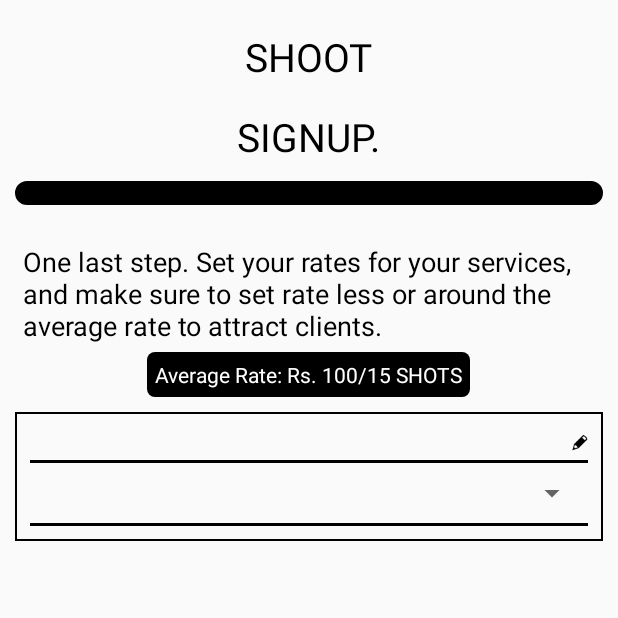
After one commit to qwerty015/SHT01, an Android app: the SignupLastActivity screen opened directly, with no data from a screen before it, on a phone screen of 412 x 824 dp, the top half of it. The commit adds this screen. Run offline under Robolectric (Android 15) with nearby library versions, the phone set to English and light mode, and no system bars; Roboto replaces fonts that are not available here; 1 statement that could not run was skipped.

Commit message:
feat: Initialize firebase & Signup last UI (WIP)
# Initialized Firebase in the project.
# UI development in progress.

```diff
--- a/app/build.gradle
+++ b/app/build.gradle
@@ -31,4 +31,7 @@ dependencies {
     annotationProcessor 'com.jakewharton:butterknife-compiler:8.5.1'
     implementation 'com.intuit.sdp:sdp-android:1.0.6'
     implementation 'com.intuit.ssp:ssp-android:1.0.6'
+    implementation 'com.google.firebase:firebase-core:16.0.9'
 }
+
+apply plugin: 'com.google.gms.google-services'
--- a/app/src/main/AndroidManifest.xml
+++ b/app/src/main/AndroidManifest.xml
@@ -9,13 +9,11 @@
         android:roundIcon="@mipmap/ic_launcher_round"
         android:supportsRtl="true"
         android:theme="@style/AppTheme">
-        <activity android:name=".MainActivity">
-
-        </activity>
+        <activity android:name=".MainActivity"></activity>
         <activity
             android:name=".login.LoginActivity"
             android:label="@string/app_name"
-            android:theme="@style/AppTheme.NoActionBar"></activity>
+            android:theme="@style/AppTheme.NoActionBar" />
         <activity
             android:name=".onboarding.OnBoardingActivity"
             android:label="@string/app_name"
@@ -29,12 +27,14 @@
         <activity
             android:name=".signup_choose.SignUpChooseActivity"
             android:label="@string/app_name"
-            android:theme="@style/AppTheme.NoActionBar">
-        </activity>
+            android:theme="@style/AppTheme.NoActionBar"></activity>
         <activity
             android:name=".signup_name.SignUpNameActivity"
             android:label="@string/app_name"
-
+            android:theme="@style/AppTheme.NoActionBar"></activity>
+        <activity
+            android:name=".signup_last.SignupLastActivity"
+            android:label="@string/title_activity_signup_last"
             android:theme="@style/AppTheme.NoActionBar">
         </activity>
     </application>
--- /dev/null
+++ b/app/src/main/java/com/autohubtraining/autohub/signup_last/SignupLastActivity.java
@@ -0,0 +1,19 @@
+package com.autohubtraining.autohub.signup_last;
+
+import android.os.Bundle;
+import android.support.v7.app.AppCompatActivity;
+import android.support.v7.widget.Toolbar;
+
+import com.autohubtraining.autohub.R;
+
+public class SignupLastActivity extends AppCompatActivity {
+
+    @Override
+    protected void onCreate(Bundle savedInstanceState) {
+        super.onCreate(savedInstanceState);
+        setContentView(R.layout.activity_signup_last);
+        Toolbar toolbar = (Toolbar) findViewById(R.id.toolbar);
+        setSupportActionBar(toolbar);
+    }
+
+}
--- /dev/null
+++ b/app/src/main/res/drawable/black_border.xml
@@ -0,0 +1,6 @@
+<?xml version="1.0" encoding="utf-8"?>
+<shape xmlns:android="http://schemas.android.com/apk/res/android" android:shape="rectangle">
+
+    <padding android:left="10dp" android:right="10dp" android:top="10dp" android:bottom="10dp"/>
+    <stroke android:width="1dp" android:color="@color/colorBlack"/>
+</shape>
--- /dev/null
+++ b/app/src/main/res/layout/activity_signup_last.xml
@@ -0,0 +1,98 @@
+<?xml version="1.0" encoding="utf-8"?>
+<LinearLayout xmlns:android="http://schemas.android.com/apk/res/android"
+    xmlns:app="http://schemas.android.com/apk/res-auto"
+    xmlns:tools="http://schemas.android.com/tools"
+    android:layout_width="match_parent"
+    android:layout_height="match_parent"
+    android:gravity="center_horizontal"
+    android:padding="10dp"
+    android:orientation="vertical"
+    tools:context=".signup_last.SignupLastActivity">
+
+    <com.autohubtraining.autohub.customview.CustomTextView
+        android:id="@+id/title"
+        android:layout_width="wrap_content"
+        android:layout_height="wrap_content"
+        android:layout_centerHorizontal="true"
+        android:layout_marginTop="@dimen/margin10"
+        android:text="@string/shoot"
+        android:textColor="#ff000000"
+        android:textSize="@dimen/font26"
+        app:fontName="Montserrat_SemiBold" />
+
+    <com.autohubtraining.autohub.customview.CustomTextView
+        android:id="@+id/subTitle"
+        android:layout_width="wrap_content"
+        android:layout_height="wrap_content"
+        android:layout_below="@id/title"
+        android:layout_centerHorizontal="true"
+        android:layout_marginTop="@dimen/margin18"
+        android:text="SIGNUP."
+        android:textColor="#ff000000"
+        android:textSize="@dimen/font26"
+        app:fontName="Montserrat_SemiBold" />
+
+    <ProgressBar
+        android:id="@+id/activeProgress"
+        style="?android:attr/progressBarStyleHorizontal"
+        android:layout_width="match_parent"
+        android:layout_height="wrap_content"
+        android:layout_below="@id/subTitle"
+        android:layout_marginTop="@dimen/margin12"
+        android:progress="100"
+        android:progressDrawable="@drawable/custom_progress" />
+
+    <com.autohubtraining.autohub.customview.CustomTextView
+        android:padding="5dp"
+        android:id="@+id/your_name_title"
+        android:layout_width="match_parent"
+        android:layout_height="wrap_content"
+        android:layout_below="@+id/activeProgress"
+        android:layout_centerHorizontal="true"
+        android:layout_marginTop="@dimen/margin20"
+        android:text="@string/sign_up_last_info"
+        android:textColor="#ff000000"
+        android:textSize="@dimen/margin18"
+        app:fontName="Montserrat_SemiBold" />
+
+    <TextView
+        android:padding="5dp"
+        android:background="@drawable/black_button"
+        android:textColor="@color/colorWhite"
+        android:text="Average Rate: Rs. 100/15 SHOTS"
+        android:layout_width="wrap_content"
+        android:layout_height="wrap_content" />
+
+    <LinearLayout
+        android:id="@+id/container"
+        android:layout_marginTop="10dp"
+        android:orientation="vertical"
+        android:layout_width="match_parent"
+        android:background="@drawable/black_border"
+        android:layout_height="wrap_content">
+
+        <EditText
+            android:background="@null"
+            android:textSize="16sp"
+            android:drawableRight="@drawable/edit"
+            android:layout_width="match_parent"
+            android:layout_height="wrap_content" />
+
+        <include
+            layout="@layout/dummy_border" />
+
+        <Spinner
+            android:layout_width="match_parent"
+            android:layout_height="40dp"/>
+
+
+        <include
+            layout="@layout/dummy_border" />
+
+    </LinearLayout>
+
+
+
+
+
+</LinearLayout>
--- /dev/null
+++ b/app/src/main/res/layout/dummy_border.xml
@@ -0,0 +1,7 @@
+<?xml version="1.0" encoding="utf-8"?>
+<LinearLayout xmlns:android="http://schemas.android.com/apk/res/android"
+    android:layout_width="match_parent"
+    android:background="@drawable/black_border"
+    android:layout_height="2dp"
+    android:orientation="vertical">
+</LinearLayout>
--- a/app/src/main/res/values/strings.xml
+++ b/app/src/main/res/values/strings.xml
@@ -15,4 +15,7 @@
     <string name="next">Next</string>
     <string name="camera_info">Cool. Now let\'s get your bio done. Write something about your gear, lenses etc. , and make it interesting. You can always edit it later.</string>
     <string name="remaining">%d remaining</string>
+    <string name="title_activity_signup_last">SignupLastActivity</string>
+    <string name="sign_up_last_info">One last step. Set your rates for your services, and make sure to set rate less or around the average rate to attract clients.</string>
+
 </resources>
--- a/build.gradle
+++ b/build.gradle
@@ -8,7 +8,7 @@ buildscript {
     }
     dependencies {
         classpath 'com.android.tools.build:gradle:3.1.4'
-
+        classpath 'com.google.gms:google-services:4.2.0'
 
         // NOTE: Do not place your application dependencies here; they belong
         // in the individual module build.gradle files
```
Also changed, not shown: app/src/main/res/drawable-hdpi/edit.png (added), app/src/main/res/drawable-xhdpi/edit.png (added), app/src/main/res/drawable-xxhdpi/edit.png (added), app/src/main/res/drawable-xxxhdpi/edit.png (added), app/src/main/res/drawable/black_button.xml (indentation only), 1 other file.
